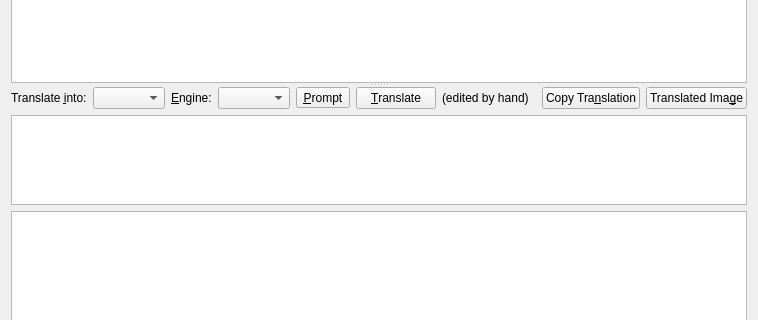
Before: the Qt Designer form src/ocr/OcrResultDialog.ui in ChickenSeller/glimpse, drawn with Qt 5; both pictures show x 0 to 758 and y 251 to 571 of the 758 by 720 pixel window.
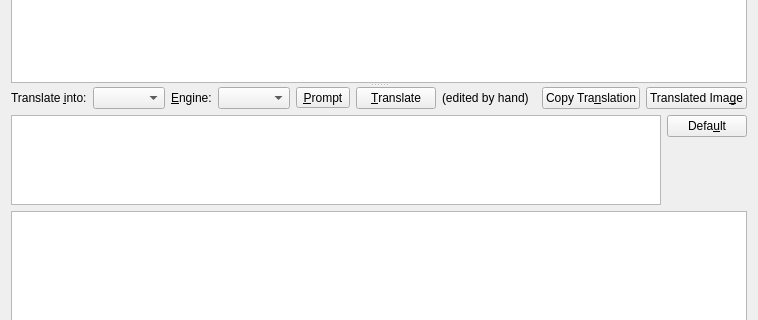
After: the same form once the commit is applied.

Commit message:
Recognition window: reset the prompt, no tooltip on the translation
A Default button next to the window's prompt puts the settings' prompt
back. The translation box loses its tooltip.

Diff of the .ui file:
```diff
--- a/src/ocr/OcrResultDialog.ui
+++ b/src/ocr/OcrResultDialog.ui
@@ -231,6 +231,8 @@
         </layout>
        </item>
        <item>
+        <layout class="QHBoxLayout" name="promptLayout">
+         <item>
         <widget class="QPlainTextEdit" name="promptEdit">
          <property name="toolTip">
           <string>The prompt for translating in this window; {language} stands for the target language. Settings &gt; Translation keeps the one it opens with.</string>
@@ -245,6 +247,18 @@
           <bool>true</bool>
          </property>
         </widget>
+         </item>
+         <item alignment="Qt::AlignTop">
+          <widget class="QPushButton" name="promptResetButton">
+           <property name="toolTip">
+            <string>Use the default prompt from Settings &gt; Translation again</string>
+           </property>
+           <property name="text">
+            <string>Defa&amp;ult</string>
+           </property>
+          </widget>
+         </item>
+        </layout>
        </item>
        <item>
         <widget class="QPlainTextEdit" name="targetEdit">
```
Left out of the diff: 3 changed lines with no effect on the pictures. The commit also changes 3 other files.
